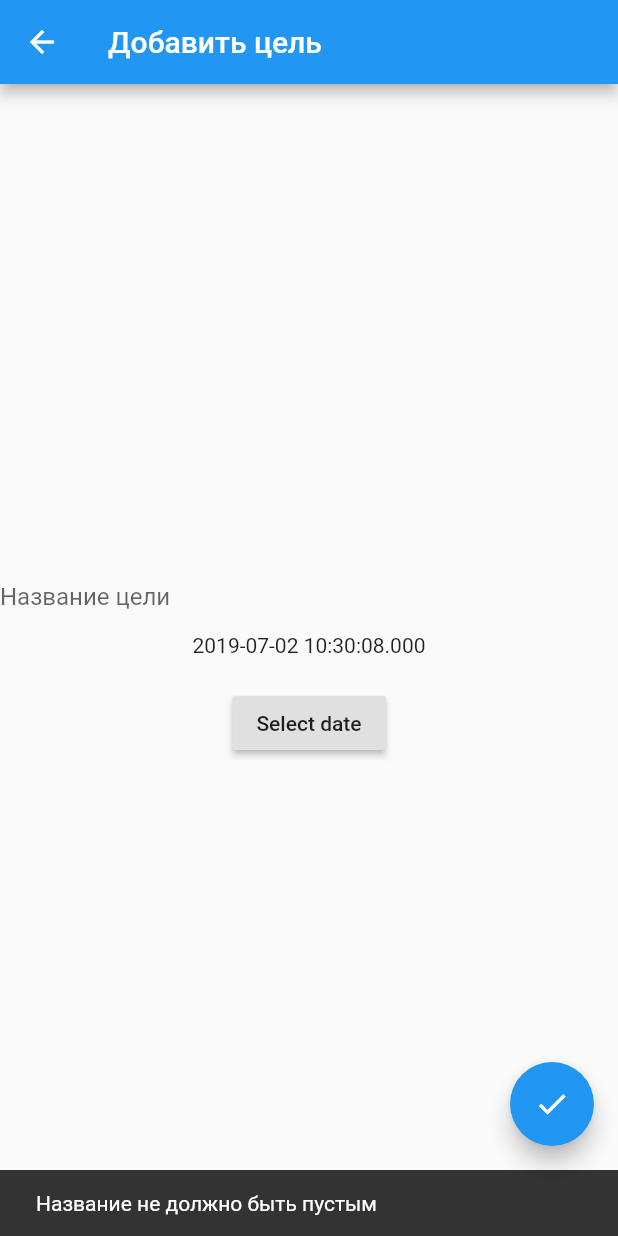
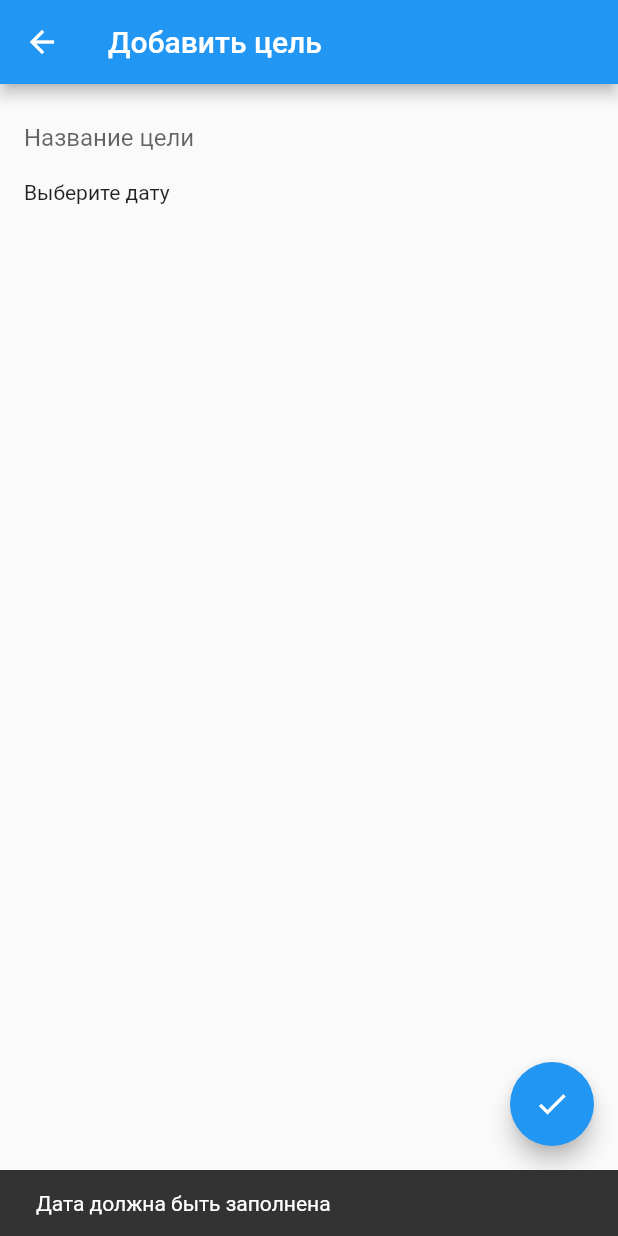
Before and after one commit to Malarg/flutter_test, a Flutter app: the AddGoalScreen screen opened directly, after a tap on the "check" icon, on a phone screen of 412 x 824 dp. Run offline on Flutter 3.47's test engine with Material 2 defaults, Android fonts, the phone set to English and light mode, and no system bars.

Commit message:
вынесены строки, добавлена валидация на дату, поправлен интерфейс

```diff
--- a/lib/AddGoalBLoC.dart
+++ b/lib/AddGoalBLoC.dart
@@ -2,6 +2,7 @@ import 'dart:async';
 
 import 'Goal.dart';
 import 'GoalsRepository.dart';
+import 'Strings.dart';
 
 class AddGoalBLoC {
   AddGoalBLoC(this._repository);
@@ -13,12 +14,16 @@ class AddGoalBLoC {
   Stream<AddGoalState> get stream => _addGoalStreamController.stream;
 
   void addGoal(String title, int dateStamp) {
-    if (title != null && title.isNotEmpty) {
+    if (title != null && title.isNotEmpty && dateStamp > 0) {
       var goal = Goal.named(title, dateStamp);
       _addGoalStreamController.sink.add(AddGoalState._createGoal(goal));
       _repository.addGoal(goal);
     } else {
-      _addGoalStreamController.sink.add(AddGoalState._error("Название не должно быть пустым"));
+      if (title == null || title.isEmpty)
+        _addGoalStreamController.sink.add(AddGoalState._error(Strings.titleShouldntBeEmpty));
+
+      if (dateStamp < 0)
+        _addGoalStreamController.sink.add(AddGoalState._error(Strings.dateSbouldBeFilled));
     }
   }
 
--- a/lib/AddGoalScreen.dart
+++ b/lib/AddGoalScreen.dart
@@ -2,6 +2,7 @@ import 'package:flutter/material.dart';
 
 import 'AddGoalBLoC.dart';
 import 'GoalsRepository.dart';
+import 'Strings.dart';
 
 class AddGoalScreen extends StatefulWidget {
   final GoalsRepository _repository = new GoalsRepository();
@@ -15,6 +16,8 @@ class AddGoalScreen extends StatefulWidget {
 class _AddGoalScreenState extends State<AddGoalScreen> {
   String title;
   DateTime selectedDate = DateTime.now();
+  static const String defaultDisplayedDate = Strings.selectDate;
+  String displayedDate = defaultDisplayedDate;
   AddGoalBLoC bloc;
   final scaffoldKey = new GlobalKey<ScaffoldState>();
 
@@ -33,6 +36,7 @@ class _AddGoalScreenState extends State<AddGoalScreen> {
     if (picked != null && picked != selectedDate) {
       setState(() {
         selectedDate = picked;
+        displayedDate = selectedDate.toLocal().toString();
       });
     }
   }
@@ -42,7 +46,7 @@ class _AddGoalScreenState extends State<AddGoalScreen> {
     return Scaffold(
       key: scaffoldKey,
       appBar: AppBar(
-        title: Text("Добавить цель"),
+        title: Text(Strings.addGoal),
       ),
       body: SafeArea(
           child: StreamBuilder<AddGoalState>(
@@ -51,7 +55,9 @@ class _AddGoalScreenState extends State<AddGoalScreen> {
             return _buildInitState();
           }
           if (snapshot.data is AddGoalError) {
-            WidgetsBinding.instance.addPostFrameCallback((_) => _showMessage('Название не должно быть пустым'));
+            var message = (snapshot.data as AddGoalError).message;
+            WidgetsBinding.instance.addPostFrameCallback(
+                (_) => _showMessage(message));
             return _buildInitState();
           }
           if (snapshot.data is CreatedGoalState) {
@@ -63,35 +69,29 @@ class _AddGoalScreenState extends State<AddGoalScreen> {
         stream: bloc.stream,
       )),
       floatingActionButton: FloatingActionButton(
-        onPressed: () => {bloc.addGoal(title, selectedDate.millisecondsSinceEpoch)},
-        tooltip: 'Добавить цель',
+        onPressed: () =>
+            {bloc.addGoal(title, displayedDate == Strings.selectDate ? -1 : selectedDate.millisecondsSinceEpoch)},
+        tooltip: Strings.addGoal,
         child: Icon(Icons.check),
       ),
     );
   }
 
   Widget _buildInitState() {
-    return Center(
-      child: Column(
+    return Column(
+      crossAxisAlignment: CrossAxisAlignment.stretch,
       mainAxisSize: MainAxisSize.min,
       children: <Widget>[
         TextField(
           decoration: InputDecoration(
-                border: InputBorder.none, hintText: 'Название цели'),
+              border: InputBorder.none, hintText: Strings.goalTitle, contentPadding: EdgeInsets.only(left: 16.0, top: 24.0)),
           onChanged: (String t) => title = t,
         ),
-          Text("${selectedDate.toLocal()}"),
-          SizedBox(
-            height: 20.0,
-          ),
-          RaisedButton(
-            onPressed: () => _selectDate(context),
-            child: Text('Select date'),
-          ),
+        GestureDetector(child: Padding(padding: EdgeInsets.only(left: 16.0, top: 16.0), child: Text(displayedDate)) , onTap: () => _selectDate(context)),
       ],
-      ),
     );
   }
+
   void _showMessage(String message) {
     scaffoldKey.currentState.showSnackBar(SnackBar(content: Text(message)));
   }
--- /dev/null
+++ b/lib/Strings.dart
@@ -0,0 +1,10 @@
+class Strings {
+  static const titleShouldntBeEmpty = "Название не должно быть пустым";
+  static const addGoal = "Добавить цель";
+  static const goalTitle = "Название цели";
+  static const selectDate = "Выберите дату";
+  static const myGoals = "Мои цели";
+  static const youHaventGoalsInYourLife = "Пока в твоей жизни нет целей :(";
+  static const flutterDemo = "Flutter demo";
+  static const dateSbouldBeFilled = "Дата должна быть заполнена";
+}
--- a/lib/main.dart
+++ b/lib/main.dart
@@ -1,11 +1,10 @@
 import 'dart:async';
 
 import 'package:flutter/material.dart';
-import 'package:flutter_study/Goal.dart';
-
 import 'AddGoalScreen.dart';
 import 'GoalsBLoC.dart';
 import 'GoalsRepository.dart';
+import 'Strings.dart';
 
 void main() => runApp(MyApp());
 
@@ -14,11 +13,11 @@ class MyApp extends StatelessWidget {
   @override
   Widget build(BuildContext context) {
     return MaterialApp(
-      title: 'Flutter Demo',
+      title: Strings.flutterDemo,
       theme: ThemeData(
         primarySwatch: Colors.blue,
       ),
-      home: MyHomePage(title: 'Мои цели'),
+      home: MyHomePage(title: Strings.myGoals),
     );
   }
 }
@@ -79,7 +78,7 @@ class _MyHomePageState extends State<MyHomePage> {
           stream: bloc.stream,)),
       floatingActionButton: FloatingActionButton(
         onPressed: _addGoal,
-        tooltip: 'Добавить цель',
+        tooltip: Strings.addGoal,
         child: Icon(Icons.add),
       ), // This trailing comma makes auto-formatting nicer for build methods.
     );
@@ -90,8 +89,8 @@ class _MyHomePageState extends State<MyHomePage> {
     return ListView.builder(itemBuilder: (BuildContext context, int index) {
       return Column(
           children:[
-            Text(goals[index].title),
-            Text(goals[index].getTimeBeforeDeadline(currentTimestamp))
+            Text(goals[index].title, style: TextStyle(fontWeight: FontWeight.bold),),
+            Text(goals[index].getTimeBeforeDeadline(currentTimestamp), style: TextStyle(fontStyle: FontStyle.italic))
           ]
       );
     },
@@ -100,6 +99,6 @@ class _MyHomePageState extends State<MyHomePage> {
   }
 
   Widget buildEmptyScreen() {
-    return Center(child: (Text("Пока в твоей жизни нет целей :(")));
+    return Center(child: (Text(Strings.youHaventGoalsInYourLife)));
   }
 }
```
Lines whose indentation alone changed are shown as unchanged.
